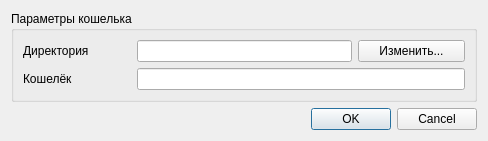
First picture: the form in pyMyWallet/ui/settingsdialog.ui, repository dimv36/MyWallet, before the edit.
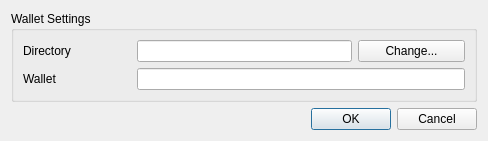
Second picture: the form after the edit. Icons and pictures are not drawn.

Commit message: new wallet dialog

```diff
--- a/pyMyWallet/ui/settingsdialog.ui
+++ b/pyMyWallet/ui/settingsdialog.ui
@@ -24,7 +24,7 @@
    <item row="0" column="0">
     <widget class="QGroupBox" name="_wallet_box">
      <property name="title">
-      <string>Параметры кошелька</string>
+      <string>Wallet Settings</string>
      </property>
      <property name="checkable">
       <bool>false</bool>
@@ -39,21 +39,21 @@
       <item row="1" column="0">
        <widget class="QLabel" name="_wallet_name_label">
         <property name="text">
-         <string>Кошелёк</string>
+         <string>Wallet</string>
         </property>
        </widget>
       </item>
       <item row="0" column="0">
        <widget class="QLabel" name="_directory_label">
         <property name="text">
-         <string>Директория</string>
+         <string>Directory</string>
         </property>
        </widget>
       </item>
       <item row="0" column="3">
        <widget class="QPushButton" name="_directory_button">
         <property name="text">
-         <string>Изменить...</string>
+         <string>Change...</string>
         </property>
        </widget>
       </item>
```
Left out of the diff: 2 changed lines with no effect on the pictures. The commit also changes 13 other files.
